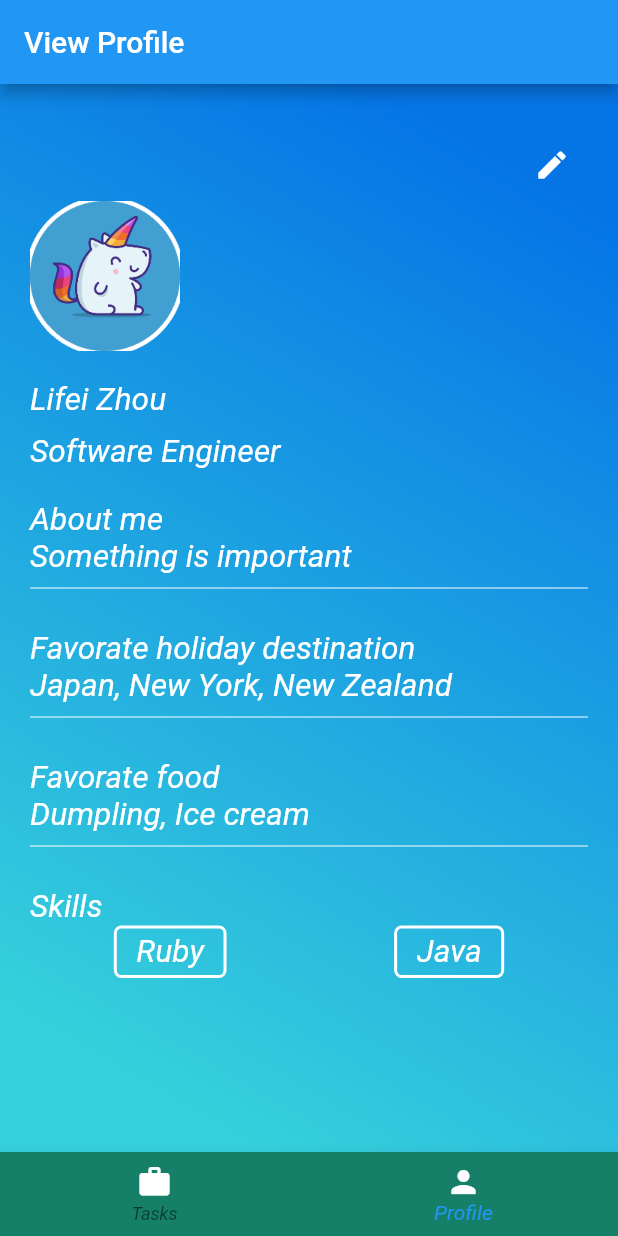
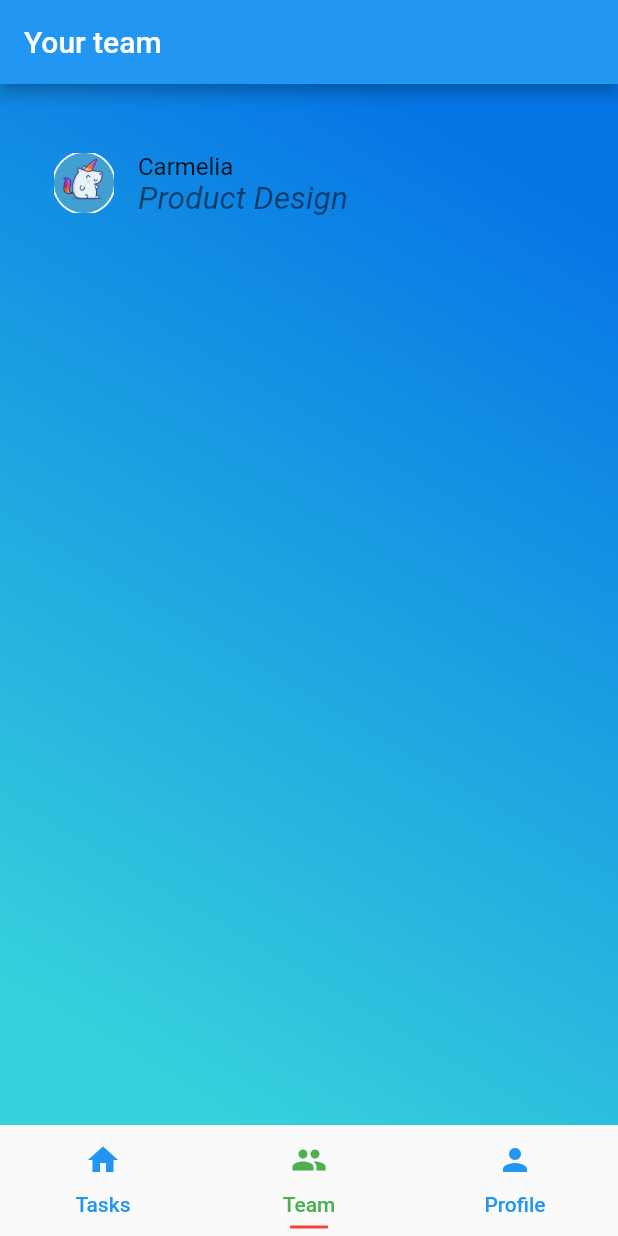
Before and after one commit to lifeifei/onboarding, a Flutter app: the screen it shows after launch, item 2 of the bottom bar chosen, on a phone screen of 412 x 824 dp. Run offline on Flutter 3.47's test engine with Material 2 defaults, Android fonts, the phone set to English and light mode, and no system bars; our stand-ins replace carousel_slider, flutter_swiper.

Commit message:
added team page

```diff
--- a/lib/main.dart
+++ b/lib/main.dart
@@ -1,12 +1,13 @@
 import 'package:flutter/material.dart';
 import 'package:flutter/services.dart';
+import 'package:onboarding/models/profile.dart';
+import 'package:onboarding/models/profiles.dart';
 import 'package:onboarding/models/task_item.dart';
 import 'package:onboarding/pages/home_page.dart';
 import 'package:onboarding/pages/welcome_page.dart';
 import 'package:onboarding/pages/profile/edit_profile_page.dart';
 import 'package:onboarding/pages/profile/view_profile_page.dart';
 import 'package:onboarding/pages/task/task_list_page.dart';
-import 'package:onboarding/pages/task/task_schedule_page.dart';
 
 void main()  {
   SystemChrome.setPreferredOrientations([DeviceOrientation.portraitUp])
@@ -34,9 +35,32 @@ class MyApp extends StatelessWidget {
       home: HomePage(),
       routes: {
         '/editProfile': (BuildContext context) => EditProfilePage(),
-        '/viewProfile': (BuildContext context) => ViewProfilePage(),
+        '/viewProfile': (BuildContext context) => ViewProfilePage(null),
         '/taskList': (BuildContext context) => TaskListPage([Task(description: 'my task')])
       },
+        onGenerateRoute: _buildRoute
     );
   }
+
+  Route<dynamic> _buildRoute(RouteSettings settings) {
+    final List<String> path = settings.name.split('/');
+    if (path[0] != '') {
+      return null;
+    }
+    if (path[1] == 'viewProfile') {
+      final String secondArg = path[2];
+      Profile profile;
+      if (secondArg == 'self') {
+        profile = Profiles.self;
+      } else {
+        final int index = int.parse(secondArg);
+        profile = Profiles.members[index];
+      }
+      return MaterialPageRoute<bool>(
+        builder: (BuildContext context) =>
+            ViewProfilePage(profile),
+      );
+    }
+    return null;
+  }
 }
--- /dev/null
+++ b/lib/models/profile.dart
@@ -0,0 +1,11 @@
+class Profile {
+  final String name;
+  final String position;
+  final String about;
+  final String food;
+  final String holiday;
+  final List<String> skills;
+  final bool editable;
+
+  Profile({this.name, this.position, this.about, this.food, this.holiday, this.skills, this.editable = false});
+}
--- /dev/null
+++ b/lib/models/profiles.dart
@@ -0,0 +1,21 @@
+import 'package:onboarding/models/profile.dart';
+
+class Profiles {
+  static final Profile self = Profile(
+      name: 'Lifei Zhou',
+      position: 'Software Engineer',
+      about: 'Something about me',
+      holiday: 'Japan, New York, New Zealand',
+      food: 'Dumplings, Ice Cream',
+      skills: ['Ruby', 'Java'],
+      editable: true);
+  static final List<Profile> members = [
+    Profile(
+        name: 'Carmelia',
+        position: 'Product Design',
+        about: 'Something about me',
+        holiday: 'Japan, New York, New Zealand',
+        food: 'Dumplings, Ice Cream',
+        skills: ['Ruby', 'Java'])
+  ];
+}
--- a/lib/pages/home_page.dart
+++ b/lib/pages/home_page.dart
@@ -1,5 +1,6 @@
 import 'package:flutter/material.dart';
-import 'package:onboarding/pages/common/page_decoration.dart';
+import 'package:onboarding/models/profiles.dart';
+import 'package:onboarding/pages/profile/team_page.dart';
 import 'package:onboarding/pages/profile/view_profile_page.dart';
 import 'package:onboarding/pages/task/task_schedule_page.dart';
 
@@ -9,25 +10,22 @@ class HomePage extends StatefulWidget {
     // TODO: implement createState
     return HomePageState();
   }
-
-
 }
 
 class HomePageState extends State<HomePage> {
-  int currentPageIndex = 0;
-  var pages = [
-    new TaskSchedulePage(),
-    new ViewProfilePage()
-  ];
-
   @override
   Widget build(BuildContext context) {
-
-    return Scaffold(
-      body: pages[currentPageIndex],
-      bottomNavigationBar: _buildNav(context),
-    );
-
+    return DefaultTabController(
+        length: 3,
+        child: Scaffold(
+          body: Scaffold(
+            body: TabBarView(children: <Widget>[
+              TaskSchedulePage(),
+              TeamPage(),
+              ViewProfilePage(Profiles.self)
+            ],),
+          bottomNavigationBar: _buildNav(context),
+        )));
   }
 
   Widget _buildNav(BuildContext context) {
@@ -36,39 +34,27 @@ class HomePageState extends State<HomePage> {
         // sets the background color of the `BottomNavigationBar`
         canvasColor: const Color(0xFF167F67),
       ), // sets the inactive color of the `BottomNavigationBar`
-      child: new BottomNavigationBar(
-        items: [
-          new BottomNavigationBarItem(
-              icon: new Icon(
-                Icons.work,
-                color: const Color(0xFFFFFFFF),
-              ),
-              title: new Text(
-                "Tasks",
-                style: new TextStyle(
-                  color: const Color(0xFFFFFFFF),
-                ),
-              )),
-          new BottomNavigationBarItem(
-              icon: new Icon(
-                Icons.person,
-                color: const Color(0xFFFFFFFF),
-              ),
-              title: new Text(
-                "Profile",
-                style: new TextStyle(
-                  color: const Color(0xFFFFFFFF),
-                ),
-              )),
+      child: TabBar(
+        tabs: [
+          Tab(
+            text: 'Tasks',
+            icon: Icon(Icons.home),
+          ),
+          Tab(
+            text: 'Team',
+            icon: Icon(Icons.people),
+          ),
+          Tab(
+            icon: Icon(Icons.person),
+            text: 'Profile'
+          )
         ],
-        onTap: (int index) {setState(() {
-          currentPageIndex = index;
-        });},
-        currentIndex: currentPageIndex,
+        labelColor: Colors.green,
+        unselectedLabelColor: Colors.blue,
+        indicatorSize: TabBarIndicatorSize.label,
+        indicatorPadding: EdgeInsets.all(5.0),
+        indicatorColor: Colors.red,
       ),
     );
-
   }
-
-
 }
--- a/lib/pages/profile/profile_detail.dart
+++ b/lib/pages/profile/profile_detail.dart
@@ -1,8 +1,12 @@
 import 'package:flutter/material.dart';
+import 'package:onboarding/models/profile.dart';
 import 'package:onboarding/pages/profile/profile_tag_items.dart';
 import 'package:onboarding/pages/profile/profile_text_item.dart';
 
 class ProfileDetail extends StatelessWidget {
+  final Profile profile;
+
+  ProfileDetail(this.profile);
 
   @override
   Widget build(BuildContext context) {
@@ -13,17 +17,17 @@ class ProfileDetail extends StatelessWidget {
             width: 100.0,
             alignment: Alignment.topLeft),
         SizedBox(height: 20.0,),
-        Text('Lifei Zhou'),
+        Text(profile.name),
         SizedBox(height: 10.0,),
-        Text('Software Engineer'),
+        Text(profile.position),
         SizedBox(height: 20.0,),
-        ProfileTextItem('About me', 'Something is important'),
+        ProfileTextItem('About me', profile.about),
         SizedBox(height: 20.0,),
-        ProfileTextItem('Favorate holiday destination', 'Japan, New York, New Zealand'),
+        ProfileTextItem('Favorate holiday destination', profile.holiday),
         SizedBox(height: 20.0,),
-        ProfileTextItem('Favorate food', 'Dumpling, Ice cream'),
+        ProfileTextItem('Favorate food', profile.food),
         SizedBox(height: 20.0,),
-        ProfileTagItems('Skills', ['Ruby', 'Java']),
+        ProfileTagItems('Skills', profile.skills),
       ],
     );
   }
--- /dev/null
+++ b/lib/pages/profile/team_page.dart
@@ -0,0 +1,38 @@
+import 'package:flutter/material.dart';
+import 'package:onboarding/models/profile.dart';
+import 'package:onboarding/models/profiles.dart';
+import 'package:onboarding/pages/common/page_decoration.dart';
+
+class TeamPage extends StatelessWidget {
+  @override
+  Widget build(BuildContext context) {
+    return Scaffold(
+        resizeToAvoidBottomPadding: false,
+        appBar: AppBar(
+          title: Text('Your team'),
+        ),
+        body: Container(
+          decoration: PageDecoration.buildBoxDecoration(),
+          child: Container(
+            margin: EdgeInsets.symmetric(vertical: 30, horizontal: 20.0),
+            child: ListView.builder(
+              itemBuilder: _buildMemberItem,
+              itemCount: Profiles.members.length,
+            ),
+          ),
+        ));
+  }
+
+  ListTile _buildMemberItem(BuildContext context, int index) {
+    Profile profile = Profiles.members[index];
+    return ListTile(
+        leading: CircleAvatar(
+          child: Image.asset('images/virtualbuddy.png'),
+        ),
+        title: Text(profile.name),
+        subtitle: Text(profile.position),
+        onTap: () {
+          Navigator.pushNamed(context, '/viewProfile/$index');
+        });
+  }
+}
--- a/lib/pages/profile/view_profile_page.dart
+++ b/lib/pages/profile/view_profile_page.dart
@@ -1,8 +1,11 @@
 import 'package:flutter/material.dart';
+import 'package:onboarding/models/profile.dart';
 import 'package:onboarding/pages/common/page_decoration.dart';
 import 'package:onboarding/pages/profile/profile_detail.dart';
 
 class ViewProfilePage extends StatelessWidget {
+  final Profile profile;
+  ViewProfilePage(this.profile);
   @override
   Widget build(BuildContext context) {
     return Scaffold(
@@ -22,7 +25,7 @@ class ViewProfilePage extends StatelessWidget {
                             Navigator.pushNamed(context, '/editProfile')),
                     alignment: Alignment.topRight),
                 Expanded(
-                  child: ProfileDetail(),
+                  child: ProfileDetail(profile),
                 )
               ],
             ),
```
